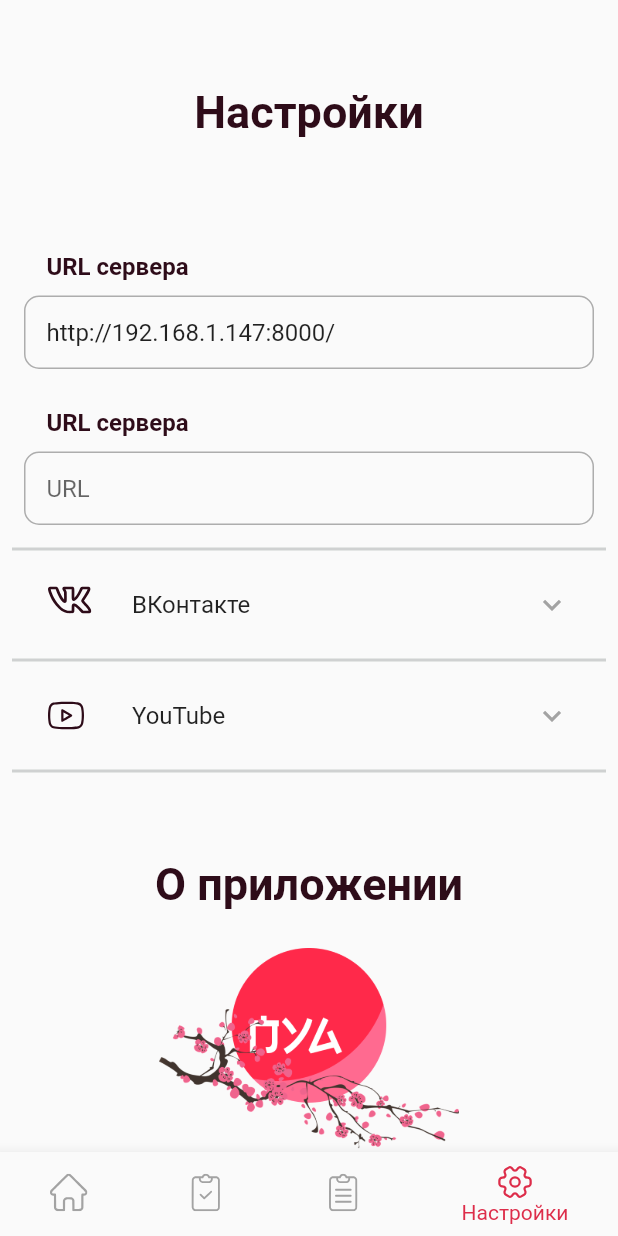
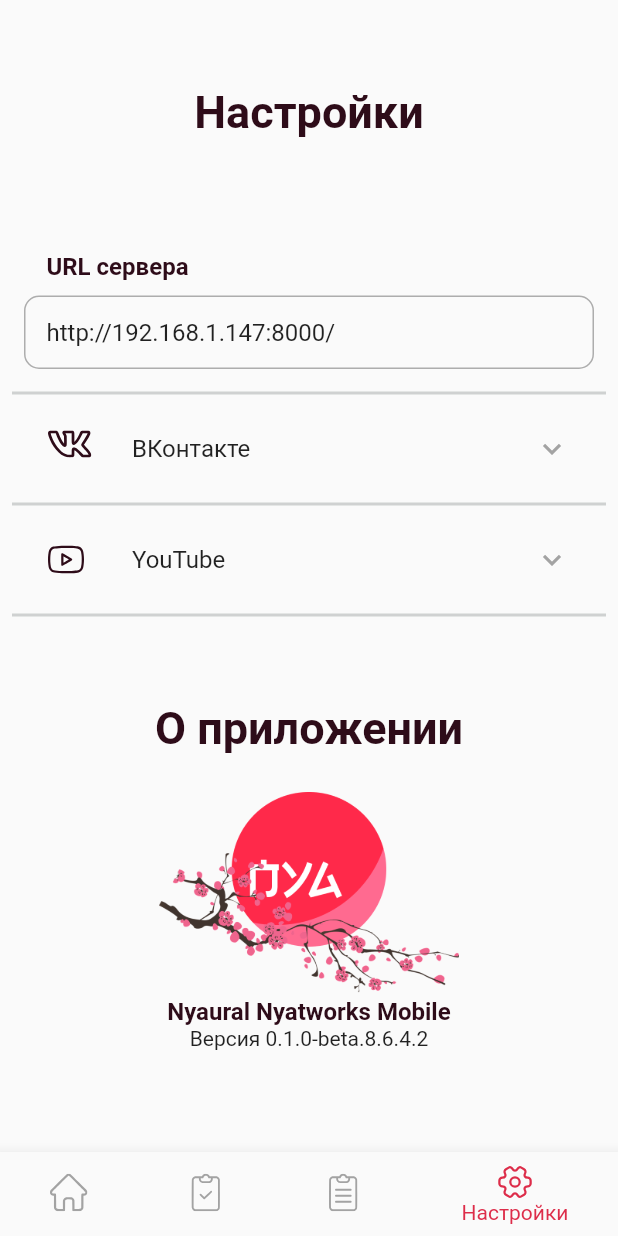
Before and after one commit to uiqkos/nya_mobile, a Flutter app: the screen it shows after launch, swiped to page 4, on a phone screen of 412 x 824 dp. Run offline on Flutter 3.47's test engine with Material 2 defaults, Android fonts, the phone set to English and light mode, and no system bars; our stand-ins replace flutter_markdown, flutter_svg, scrollable_positioned_list, shared_preferences; network calls fail.

Commit message:
Убран дублирующийся виджет

```diff
--- a/lib/pages/nya_settings_page.dart
+++ b/lib/pages/nya_settings_page.dart
@@ -36,11 +36,6 @@ class NyaSettingsPage extends StatelessWidget {
                   displayName: 'URL сервера',
                   hintText: 'URL сервера',
                   defaultValue: NyaPrefs.getInstance().getString('api_url')!,
-                ),
-                NyaStringSetting(
-                    name: 'server_url',
-                    displayName: 'URL сервера',
-                    hintText: 'URL'
                 ),
                 const Divider(
                   color: Color(0x2E0C1914),
```
